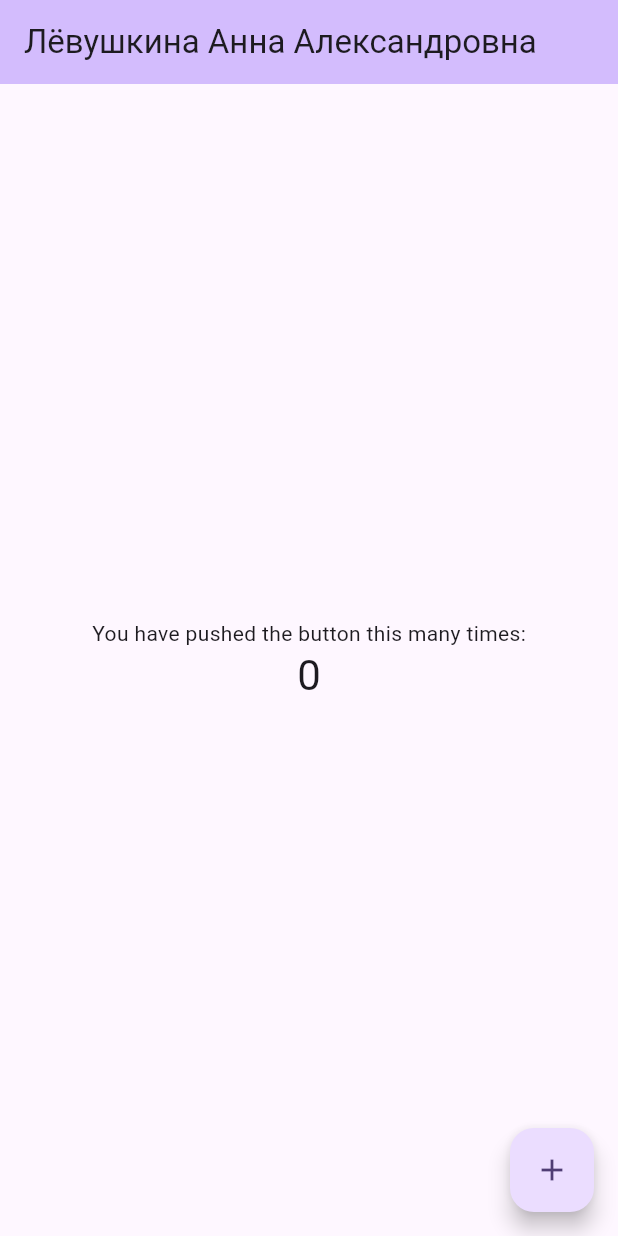
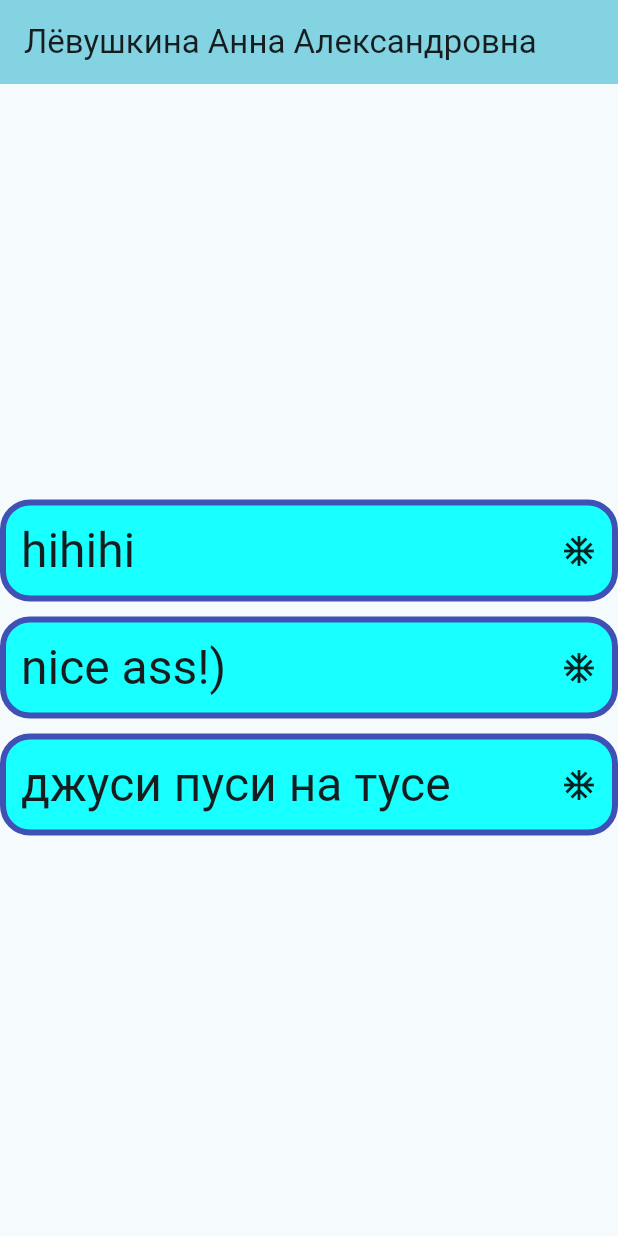
Before and after one commit to AnnaLioness/PIbd-31_Lyovushkina_PMU, a Flutter app: the screen it shows after launch, on a phone screen of 412 x 824 dp. Run offline on Flutter 3.47's test engine with Material 3 defaults, Android fonts, the phone set to English and light mode, and no system bars.

Commit message:
лаб3 в процессе

```diff
--- a/lib/main.dart
+++ b/lib/main.dart
@@ -12,7 +12,7 @@ class MyApp extends StatelessWidget {
     return MaterialApp(
       title: 'Flutter Demo',
       theme: ThemeData(
-                                                                                                                                colorScheme: ColorScheme.fromSeed(seedColor: Colors.deepPurple),
+        colorScheme: ColorScheme.fromSeed(seedColor: Colors.cyan),
         useMaterial3: true,
       ),
       home: const MyHomePage(title: 'Лёвушкина Анна Александровна'),
@@ -23,8 +23,6 @@ class MyApp extends StatelessWidget {
 class MyHomePage extends StatefulWidget {
   const MyHomePage({super.key, required this.title});
 
-
-
   final String title;
 
   @override
@@ -32,14 +30,6 @@ class MyHomePage extends StatefulWidget {
 }
 
 class _MyHomePageState extends State<MyHomePage> {
-  int _counter = 0;
-
-  void _incrementCounter() {
-    setState(() {
-                                    _counter++;
-    });
-  }
-
   @override
   Widget build(BuildContext context) {
     return Scaffold(
@@ -47,24 +37,64 @@ class _MyHomePageState extends State<MyHomePage> {
         backgroundColor: Theme.of(context).colorScheme.inversePrimary,
         title: Text(widget.title),
       ),
-      body: Center(
+      body: const MyWidget(),
+    );
+  }
+}
+
+class MyWidget extends StatelessWidget {
+  const MyWidget({super.key});
+
+  @override
+  Widget build(BuildContext context) {
+    return Center(
+      child: SingleChildScrollView(
       child: Column(
         mainAxisAlignment: MainAxisAlignment.center,
-          children: <Widget>[
-            const Text(
-              'You have pushed the button this many times:',
-            ),
-            Text(
-              '$_counter',
-              style: Theme.of(context).textTheme.headlineMedium,
-            ),
+        children: [
+          MyCardWidget('hi' *3),
+          MyCardWidget('nice ass!)'),
+          MyCardWidget('джуси пуси на тусе'),
         ],
       ),
     ),
-      floatingActionButton: FloatingActionButton(
-        onPressed: _incrementCounter,
-        tooltip: 'Increment',
-        child: const Icon(Icons.add),
-      ),     );
+    );
   }
 }
+
+class MyCardWidget extends StatelessWidget {
+  final String text;
+  final IconData icon;
+  const MyCardWidget(
+    this.text, {
+        this.icon = Icons.ac_unit_outlined,
+      });
+
+  @override
+  Widget build(BuildContext context) {
+    return Container(
+      margin: const EdgeInsets.only(top: 10),
+      padding: const EdgeInsets.all(10),
+      decoration: BoxDecoration(
+        color: Colors.cyanAccent,
+        borderRadius: BorderRadius.circular(20),
+        border: Border.all(
+          color: Colors.indigo,
+          width: 4,
+        )
+      ),
+      child: Row(
+        mainAxisAlignment: MainAxisAlignment.center,
+        children: [
+          Expanded(
+            child: Text(
+              text,
+              style: Theme.of(context).textTheme.headlineLarge,
+            ),
+          ),
+          Icon(icon),
+        ],
+      ),
+    );
+  }
+}
```
Lines whose indentation alone changed are shown as unchanged.
